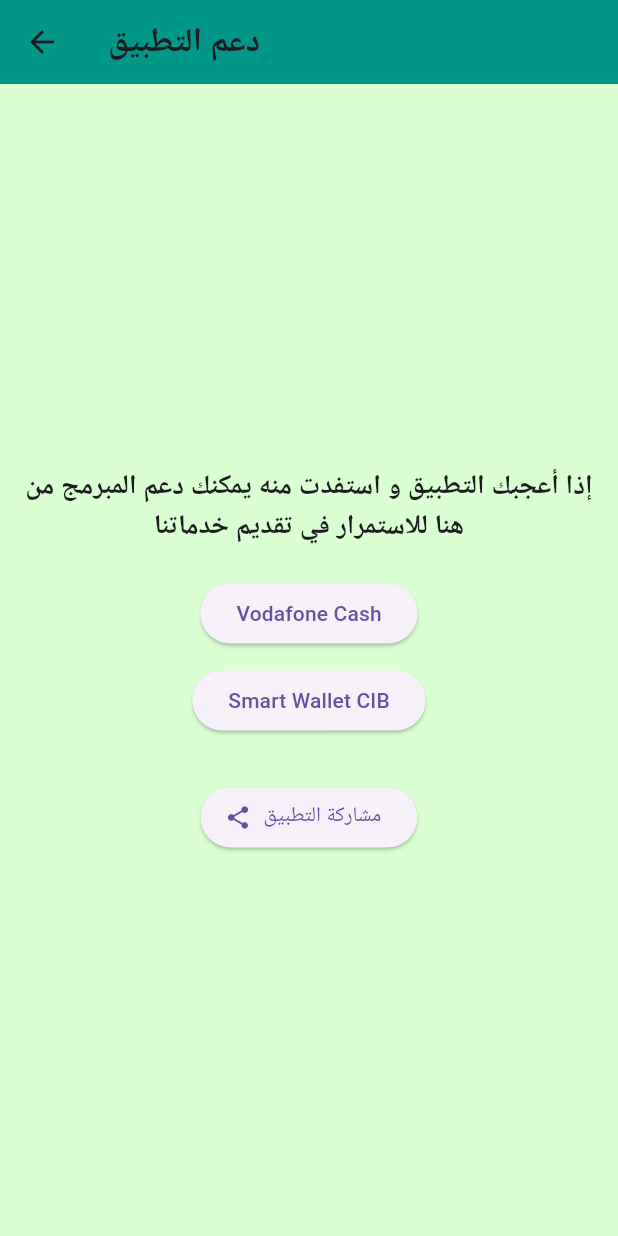
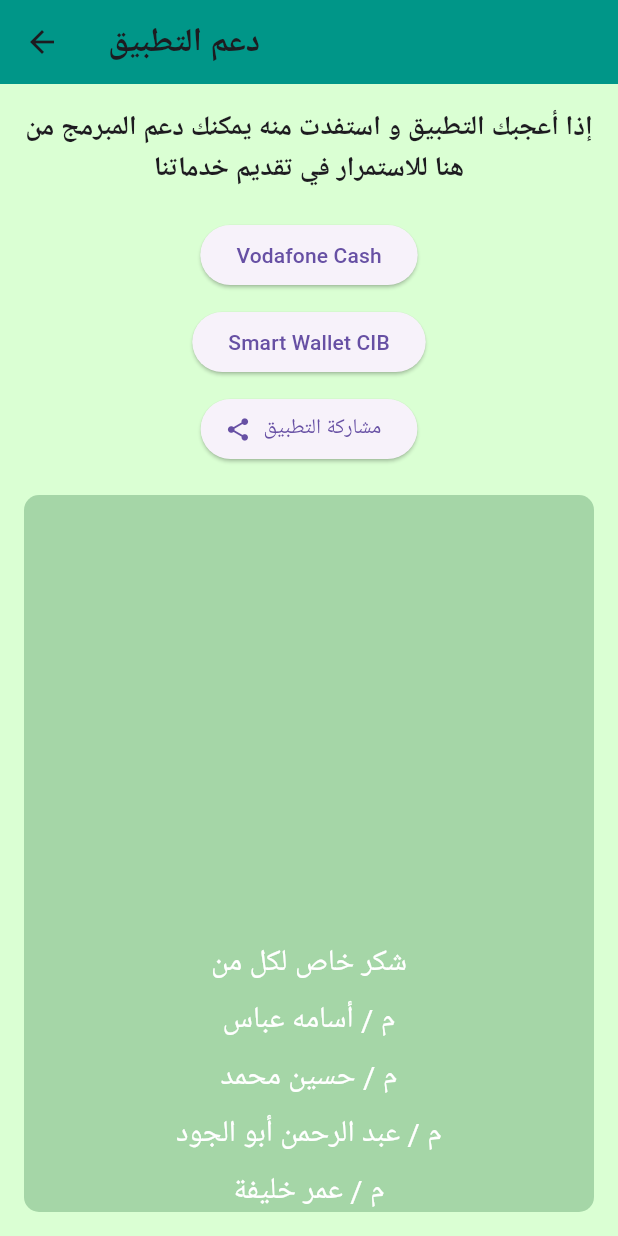
Before and after one commit to Devmks4/egymillers, a Flutter app: the SupportDeveloperPage screen opened directly, on a phone screen of 412 x 824 dp. Run offline on Flutter 3.47's test engine with Material 3 defaults, Android fonts, the phone set to English and light mode, and no system bars; our stand-ins replace camera, connectivity_plus, font_awesome_flutter, permission_handler, share_plus, webview_flutter.

Commit message:
update 19/9/2025

```diff
--- a/lib/screens/app_support_screen.dart
+++ b/lib/screens/app_support_screen.dart
@@ -4,10 +4,43 @@ import 'package:share_plus/share_plus.dart';
 import 'package:url_launcher/url_launcher.dart';
 
 
-class SupportDeveloperPage extends StatelessWidget {
+class SupportDeveloperPage extends StatefulWidget {
   const SupportDeveloperPage({super.key});
 
   @override
+  State<SupportDeveloperPage> createState() => _SupportDeveloperPageState();
+}
+
+class _SupportDeveloperPageState extends State<SupportDeveloperPage> with SingleTickerProviderStateMixin{
+
+  late AnimationController _controller;
+  late Animation<Offset> _animation;
+
+  @override
+
+  void initState() {
+    super.initState();
+    // مدة الحركة
+    _controller = AnimationController(
+      vsync: this,
+      duration: const Duration(seconds: 10),
+    )..repeat();
+
+    // الحركة من أسفل لأعلى
+    _animation = Tween<Offset>(
+      begin: const Offset(0, 1), // أسفل الشاشة
+      end: const Offset(0, -1), // أعلى الشاشة
+    ).animate(_controller);
+  }
+
+  @override
+
+  void dispose() {
+    _controller.dispose();
+    super.dispose();
+  }
+  @override
+
   Widget build(BuildContext context) {
     return Scaffold(
       backgroundColor: scaffoldBackGround,
@@ -43,14 +76,99 @@ class SupportDeveloperPage extends StatelessWidget {
               },
               child: const Text('Smart Wallet CIB'),
             ),
-
-            const SizedBox(height: 30),
+            const SizedBox(height: 10),
             ElevatedButton.icon(
               onPressed: () {
                 Share.share('Check out this awesome app: https://play.google.com/store/apps/details?id=com.codevolt.egymillers');
               },
               icon: const Icon(Icons.share),
               label: const Text('مشاركة التطبيق'),
+            ),
+            const SizedBox(height: 20),
+            Expanded(
+              child: Container(
+                 width: double.infinity,
+                 decoration: BoxDecoration(
+                   color: Colors.green[200],
+                   borderRadius: BorderRadius.circular(10),
+                 ),
+                child: ClipRect(
+                  child: SlideTransition(
+                    position: _animation,
+                    child: SingleChildScrollView(
+                      child: Column(
+                        mainAxisSize: MainAxisSize.min,
+                        spacing: 7,
+                        children: const [
+                          Text(
+                            "شكر خاص لكل من",
+                            style: TextStyle(
+                              fontSize: 20,
+                              color: Colors.white,
+                              height: 1.5, // مسافة بين السطور
+                            ),
+                            textAlign: TextAlign.center, // محاذاة النص
+                          ),
+                          Text(
+                            "م / أسامه عباس ",
+                            style: TextStyle(
+                              fontSize: 20,
+                              color: Colors.white,
+                              height: 1.5, // مسافة بين السطور
+                            ),
+                            textAlign: TextAlign.center, // محاذاة النص
+                          ),
+                          Text(
+                            "م / حسين محمد",
+                            style: TextStyle(
+                              fontSize: 20,
+                              color: Colors.white,
+                              height: 1.5, // مسافة بين السطور
+                            ),
+                            textAlign: TextAlign.center, // محاذاة النص
+                          ),
+                          Text(
+                            "م / عبد الرحمن أبو الجود ",
+                            style: TextStyle(
+                              fontSize: 20,
+                              color: Colors.white,
+                              height: 1.5, // مسافة بين السطور
+                            ),
+                            textAlign: TextAlign.center, // محاذاة النص
+                          ),
+                          Text(
+                            "م / عمر خليفة ",
+                            style: TextStyle(
+                              fontSize: 20,
+                              color: Colors.white,
+                              height: 1.5, // مسافة بين السطور
+                            ),
+                            textAlign: TextAlign.center, // محاذاة النص
+                          ),
+                          Text(
+                            "م / محمد حلمي ",
+                            style: TextStyle(
+                              fontSize: 20,
+                              color: Colors.white,
+                              height: 1.5, // مسافة بين السطور
+                            ),
+                            textAlign: TextAlign.center, // محاذاة النص
+                          ),
+                          Text(
+                            "م / إيهاب صلاح",
+                            style: TextStyle(
+                              fontSize: 20,
+                              color: Colors.white,
+                              height: 1.5, // مسافة بين السطور
+                            ),
+                            textAlign: TextAlign.center, // محاذاة النص
+                          ),
+                        ],
+                      ),
+                    ),
+                  ),
+                ),
+              ),
             ),
           ],
         ),
--- a/lib/screens/person_screen.dart
+++ b/lib/screens/person_screen.dart
@@ -109,6 +109,10 @@ class _PersonScreenState extends State<PersonScreen> {
                     ],
                   ),
                   Appspacer(),
+                  SizedBox(
+                    height: isTwo ? 0 : 60,
+                    child: Text('برجاء كتابة قيم الجلوتين تصاعدي من الأصغر للأكبر بالترتيب',textAlign: TextAlign.center,style: TextStyle(color: Colors.red[600]),),
+                  ),
                   AppTextField(
                     validator: (String? value) {
                       if (value == '0' || value!.isEmpty) {
--- a/pubspec.yaml
+++ b/pubspec.yaml
@@ -43,6 +43,7 @@ dependencies:
   permission_handler: ^11.0.0
   connectivity_plus: ^5.0.2
   http: ^1.4.0
+  flutter_native_splash: ^2.4.0
 
 dev_dependencies:
   flutter_test:
@@ -102,3 +103,8 @@ flutter:
   #
   # For details regarding fonts from package dependencies,
   # see https://flutter.dev/to/font-from-package
+flutter_native_splash:
+  color: "#ffffff"
+  image: assets/icons/splash.png
+  android: true
+  ios: true
```
Also changed, not shown: lib/screens/machinePower/bucket_power.dart (+39 -71 lines), lib/screens/machinePower/conveyor_power.dart (+298 -0 lines), lib/screens/machinePower/elevator_power.dart (+179 -0 lines), lib/screens/power_calculations_screen.dart (+7 -3 lines), assets/images/logoo.png, pubspec.lock, 5 other files.
